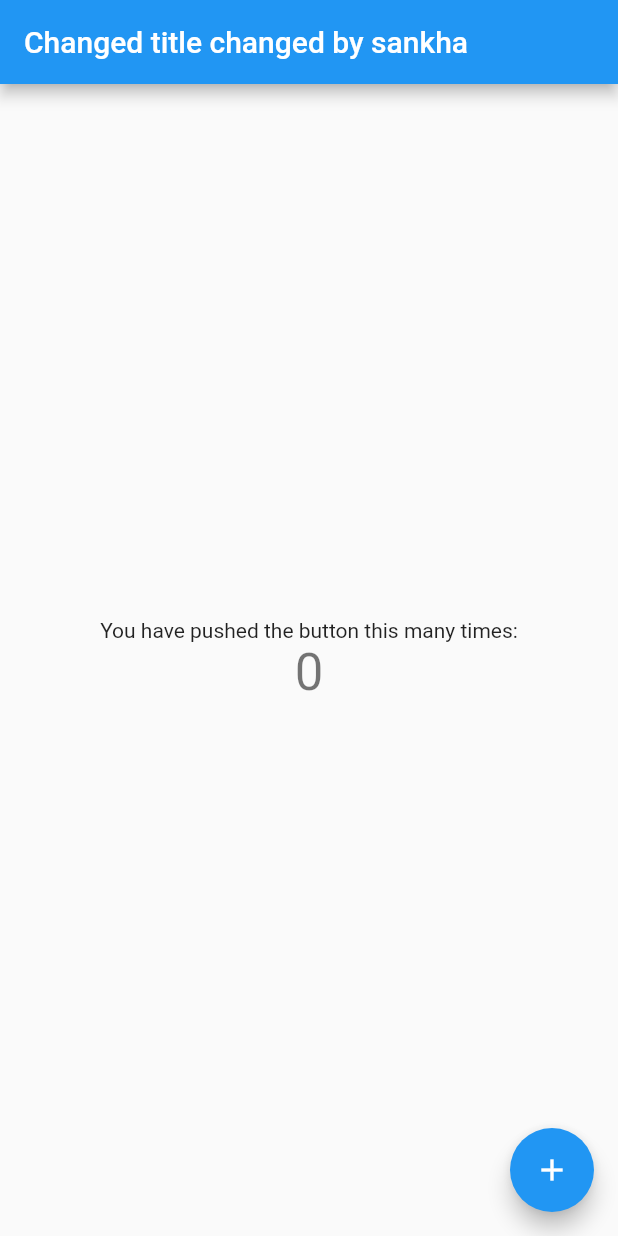
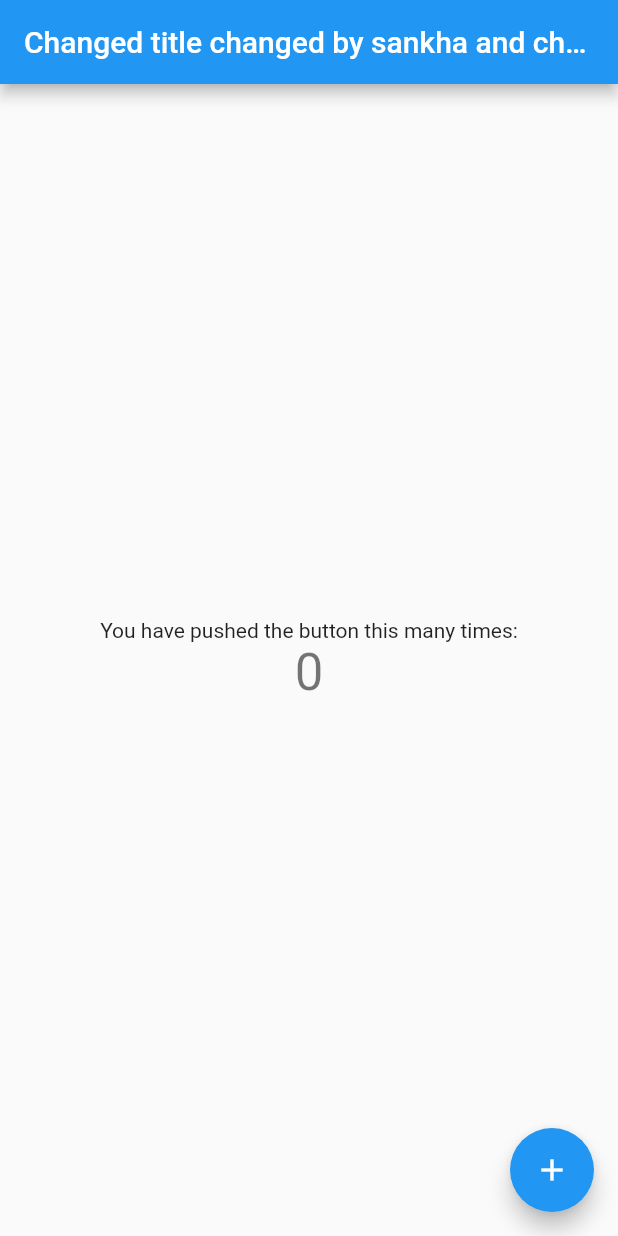
Before and after one commit to broCode96/The-Important-One-, a Flutter app: the screen it shows after launch, on a phone screen of 412 x 824 dp. Run offline on Flutter 3.47's test engine with Material 2 defaults, Android fonts, the phone set to English and light mode, and no system bars.

Commit message:
changes by sankha from sankha branch

```diff
--- a/App/lib/main.dart
+++ b/App/lib/main.dart
@@ -9,7 +9,7 @@ class MyApp extends StatelessWidget {
   @override
   Widget build(BuildContext context) {
     return MaterialApp(
-      title: 'Flutter Demo',
+      title: 'Flutter demo with sankha',
       theme: ThemeData(
         // This is the theme of your application.
         //
@@ -26,7 +26,7 @@ class MyApp extends StatelessWidget {
         // closer together (more dense) than on mobile platforms.
         visualDensity: VisualDensity.adaptivePlatformDensity,
       ),
-      home: MyHomePage(title: 'Changed title changed by sankha'),
+      home: MyHomePage(title: 'Changed title changed by sankha and changed by adding this'),
     );
   }
 }
```
